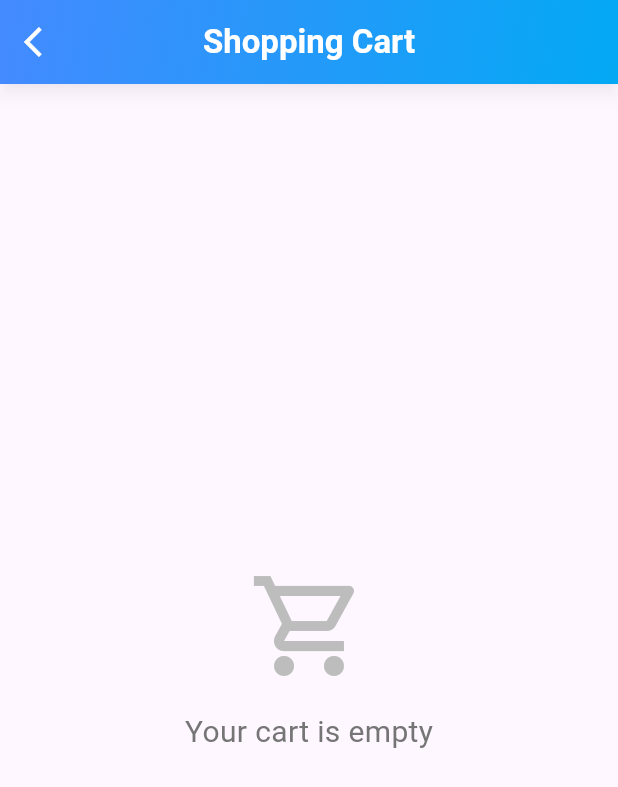
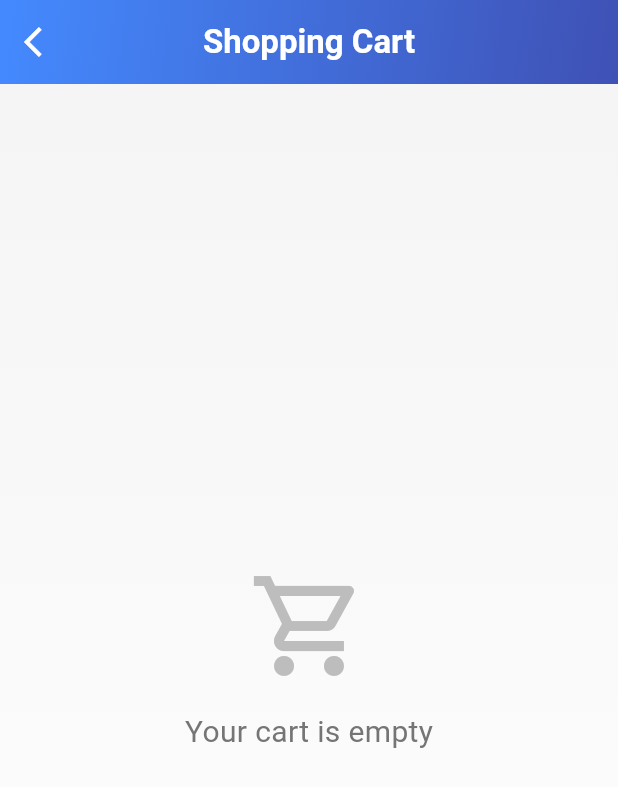
Before and after one commit to RensithUdara/gemhub_mobileapp, a Flutter app: the CartScreen screen opened directly, on a phone screen of 412 x 824 dp. Shown: the top 787 px of the screen. Run offline on Flutter 3.47's test engine with Material 3 defaults, Android fonts, the phone set to English and light mode, and no system bars; our stand-ins replace animated_bottom_navigation_bar, carousel_slider, cloud_firestore, firebase_auth, firebase_core, firebase_storage and 4 more; accounts and stored records are empty.

Commit message:
feat: Update cartscreen implementation

```diff
--- a/lib/screens/cart_screen/cart_screen.dart
+++ b/lib/screens/cart_screen/cart_screen.dart
@@ -2,7 +2,6 @@
 import 'package:flutter/material.dart';
 import 'package:gemhub/screens/checkout_screen/checkout_screen.dart';
 import 'package:provider/provider.dart';
-
 import 'cart_provider.dart';
 
 class CartScreen extends StatelessWidget {
@@ -19,14 +18,13 @@ class CartScreen extends StatelessWidget {
             flexibleSpace: Container(
               decoration: const BoxDecoration(
                 gradient: LinearGradient(
-                  colors: [Colors.blueAccent, Colors.lightBlue],
+                  colors: [Colors.blueAccent, Colors.indigo],
                   begin: Alignment.topLeft,
                   end: Alignment.bottomRight,
                 ),
               ),
             ),
-            elevation: 4,
-            shadowColor: Colors.black26,
+            elevation: 0,
             title: const Text(
               'Shopping Cart',
               style: TextStyle(
@@ -40,7 +38,15 @@ class CartScreen extends StatelessWidget {
               onPressed: () => Navigator.of(context).pop(),
             ),
           ),
-          body: cartItems.isEmpty
+          body: Container(
+            decoration: BoxDecoration(
+              gradient: LinearGradient(
+                begin: Alignment.topCenter,
+                end: Alignment.bottomCenter,
+                colors: [Colors.grey[100]!, Colors.white],
+              ),
+            ),
+            child: cartItems.isEmpty
                 ? Center(
                     child: Column(
                       mainAxisAlignment: MainAxisAlignment.center,
@@ -50,7 +56,8 @@ class CartScreen extends StatelessWidget {
                         const SizedBox(height: 16),
                         Text(
                           'Your cart is empty',
-                        style: TextStyle(fontSize: 20, color: Colors.grey[600]),
+                          style:
+                              TextStyle(fontSize: 20, color: Colors.grey[600]),
                         ),
                       ],
                     ),
@@ -69,14 +76,14 @@ class CartScreen extends StatelessWidget {
                                 color: Colors.red,
                                 alignment: Alignment.centerRight,
                                 padding: const EdgeInsets.only(right: 20),
-                              child:
-                                  const Icon(Icons.delete, color: Colors.white),
+                                child: const Icon(Icons.delete,
+                                    color: Colors.white),
                               ),
                               direction: DismissDirection.endToStart,
                               onDismissed: (_) =>
                                   cartProvider.removeItem(item.id),
                               child: Card(
-                              elevation: 2,
+                                elevation: 4,
                                 margin: const EdgeInsets.only(bottom: 8),
                                 shape: RoundedRectangleBorder(
                                   borderRadius: BorderRadius.circular(15),
@@ -135,7 +142,8 @@ class CartScreen extends StatelessWidget {
                                                   icon: const Icon(Icons.remove,
                                                       size: 20),
                                                   onPressed: () => cartProvider
-                                                    .decrementQuantity(item.id),
+                                                      .decrementQuantity(
+                                                          item.id),
                                                 ),
                                                 Text(
                                                   '${item.quantity}',
@@ -146,7 +154,8 @@ class CartScreen extends StatelessWidget {
                                                   icon: const Icon(Icons.add,
                                                       size: 20),
                                                   onPressed: () => cartProvider
-                                                    .incrementQuantity(item.id),
+                                                      .incrementQuantity(
+                                                          item.id),
                                                 ),
                                               ],
                                             ),
@@ -215,7 +224,6 @@ class CartScreen extends StatelessWidget {
                                     borderRadius: BorderRadius.circular(10),
                                   ),
                                 ),
-                              // In CartScreen.dart, update the ElevatedButton onPressed:
                                 onPressed: () {
                                   Navigator.push(
                                     context,
@@ -235,6 +243,7 @@ class CartScreen extends StatelessWidget {
                       ),
                     ],
                   ),
+          ),
         );
       },
     );
```
Lines whose indentation alone changed are shown as unchanged.
